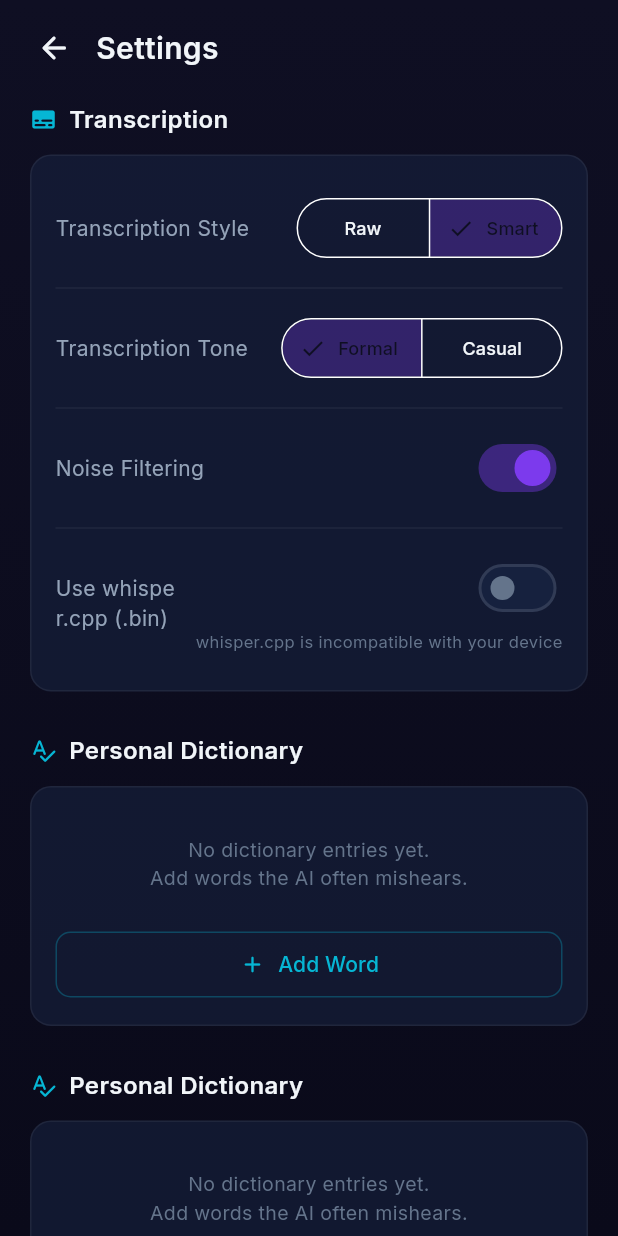
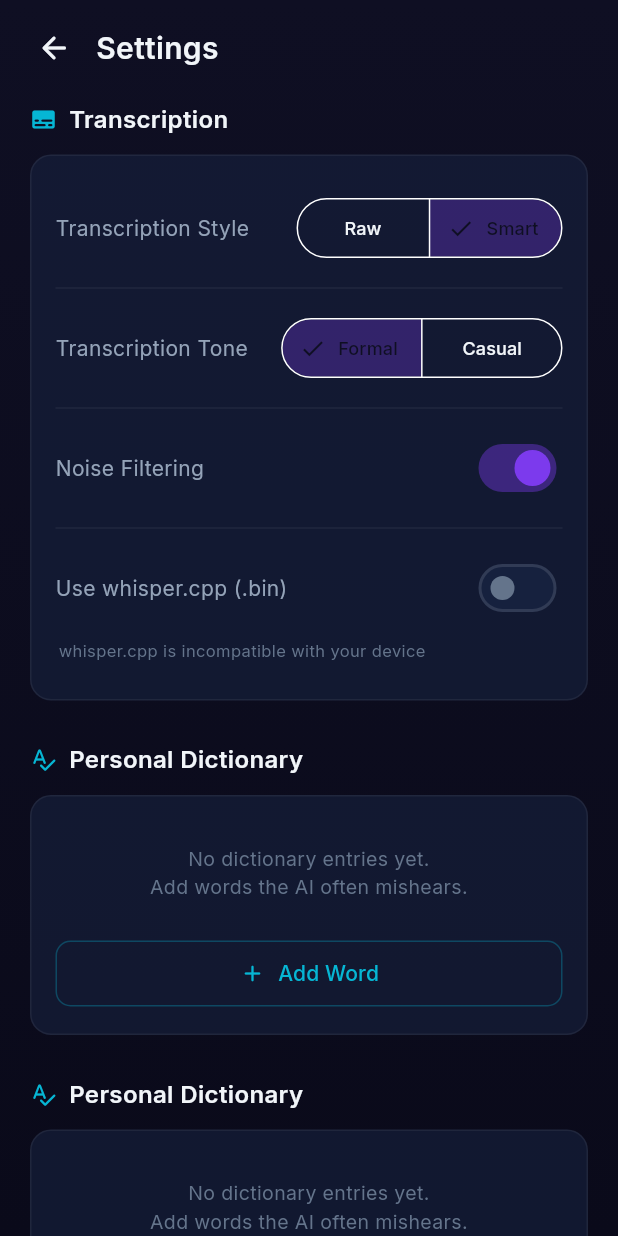
Before and after one commit to Finalyear2026/Echosync-AI, a Flutter app: the SettingsScreen screen opened directly, on a phone screen of 412 x 824 dp. Run offline on Flutter 3.47's test engine with Material 3 defaults, Android fonts, the phone set to English and light mode, and no system bars; our stand-ins replace connectivity_plus, dio, google_fonts, permission_handler; missing offline and left inert: flutter_llama, record, whisper_flutter_new.

Commit message:
vscode 3

```diff
--- a/lib/screens/settings_screen.dart
+++ b/lib/screens/settings_screen.dart
@@ -208,26 +208,22 @@ class _TranscriptionSettings extends StatelessWidget {
 
           _SettingsRow(
             label: 'Use whisper.cpp (.bin)',
-            child: Column(
-              crossAxisAlignment: CrossAxisAlignment.end,
-              mainAxisSize: MainAxisSize.min,
-              children: [
-                Switch(
+            child: Switch(
               value: settings.useWhisperCppEngine,
               onChanged: provider.isWhisperCppCompatible
                   ? (value) => provider.setUseWhisperCppEngine(value)
                   : null,
             ),
+          ),
           if (!provider.isWhisperCppCompatible)
             const Padding(
-                    padding: EdgeInsets.only(top: 4),
+              padding: EdgeInsets.only(top: 2, left: 2, right: 2, bottom: 8),
+              child: Align(
+                alignment: Alignment.centerLeft,
                 child: Text(
                   'whisper.cpp is incompatible with your device',
                   style: TextStyle(color: AppTheme.textMuted, fontSize: 11),
-                      textAlign: TextAlign.right,
                 ),
-                  ),
-              ],
               ),
             ),
         ],
```
Lines whose indentation alone changed are shown as unchanged.
